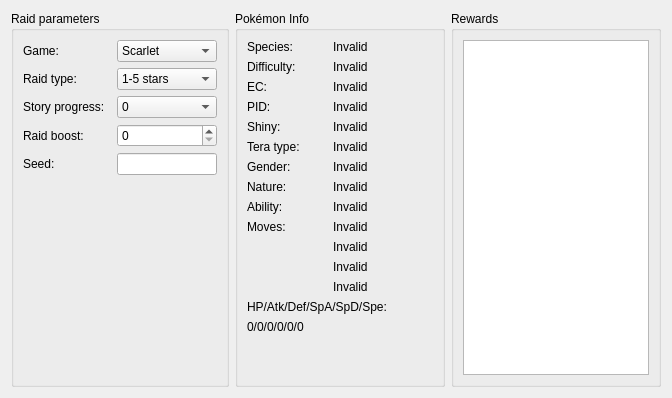
Above: RaidCalc/SeedViewerDialog.ui from MewTracker/sv-research before the change. Below: the same form after it.
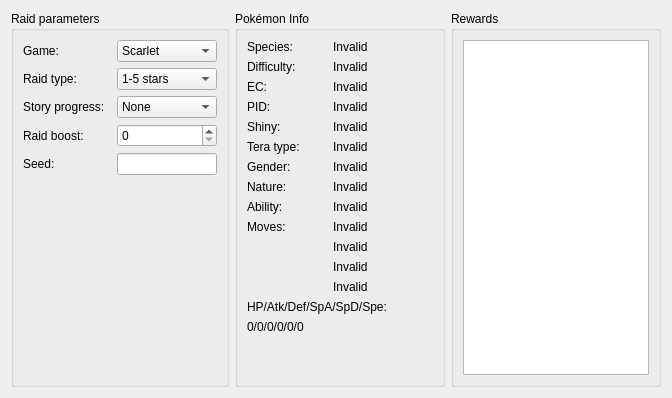
That is the form after the change.

The edit to the form file:
```diff
--- a/RaidCalc/SeedViewerDialog.ui
+++ b/RaidCalc/SeedViewerDialog.ui
@@ -37,7 +37,7 @@
        <widget class="QComboBox" name="comboBoxStory">
         <item>
          <property name="text">
-          <string>0</string>
+          <string>None</string>
          </property>
         </item>
         <item>
```
Left out of the diff: 8 changed lines with no effect on the pictures.
